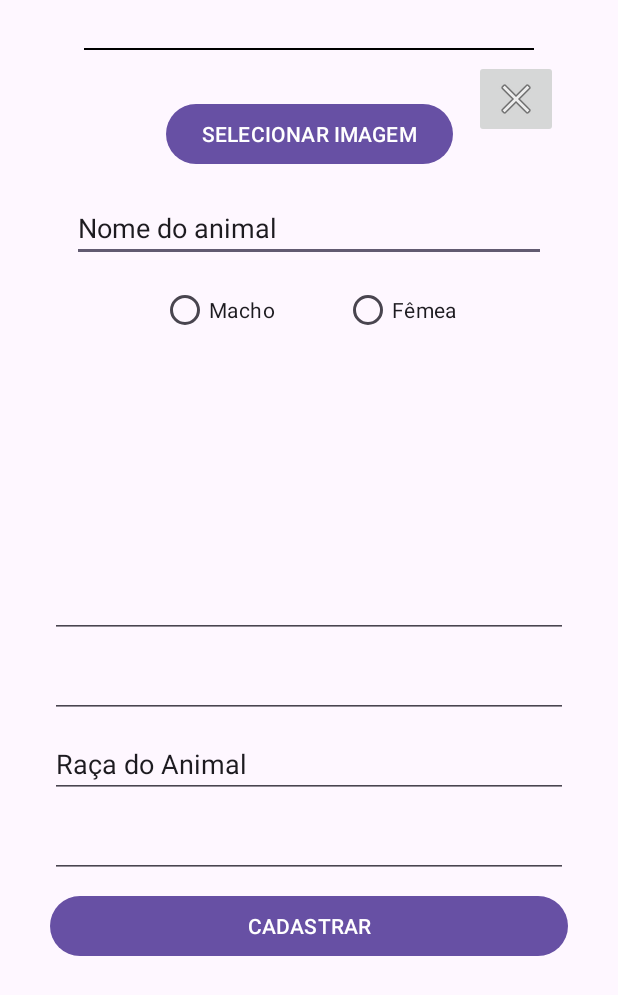
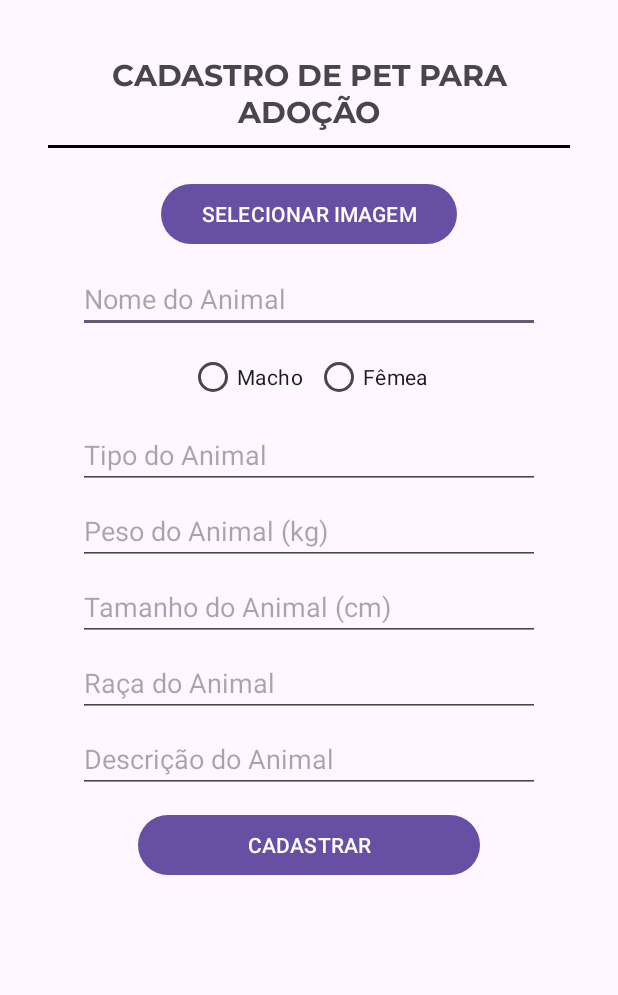
Before and after one commit to StephanyLahass/Miaujuda, an Android app: the CadastrarPetActivity screen opened directly, with no data from a screen before it, on a phone screen of 412 x 824 dp. Shown: the top 995 px of the screen. Run offline under Robolectric (Android 15) with nearby library versions, the phone set to English and light mode, and no system bars.

Commit message:
varias coisas

```diff
--- a/app/src/main/res/layout/activity_cadastrar_pet.xml
+++ b/app/src/main/res/layout/activity_cadastrar_pet.xml
@@ -7,7 +7,7 @@
     android:layout_height="match_parent"
     tools:context=".activities.CadastrarPetActivity">
 
-    <androidx.constraintlayout.widget.ConstraintLayout
+    <ScrollView
         android:layout_width="0dp"
         android:layout_height="0dp"
         android:layout_marginStart="32dp"
@@ -16,170 +16,154 @@
         android:layout_marginBottom="32dp"
         app:layout_constraintBottom_toBottomOf="parent"
         app:layout_constraintEnd_toEndOf="parent"
-        app:layout_constraintHorizontal_bias="0.0"
         app:layout_constraintStart_toStartOf="parent"
-        app:layout_constraintTop_toTopOf="parent"
-        app:layout_constraintVertical_bias="0.0">
-
-        <ScrollView
-            android:layout_width="match_parent"
-            android:layout_height="match_parent">
+        app:layout_constraintTop_toTopOf="parent">
 
         <LinearLayout
             android:layout_width="match_parent"
             android:layout_height="wrap_content"
-                android:orientation="vertical" />
-        </ScrollView>
+            android:orientation="vertical" >
 
             <TextView
-            android:id="@+id/textView4"
-            android:layout_width="0dp"
-            android:layout_height="0dp"
-            android:layout_marginStart="8dp"
-            android:layout_marginTop="8dp"
-            android:layout_marginEnd="8dp"
-            android:layout_marginBottom="8dp"
-            android:text="TextView"
-            app:layout_constraintBottom_toTopOf="@+id/view2"
-            app:layout_constraintEnd_toStartOf="@+id/btn_sair_cadPetAd"
-            app:layout_constraintStart_toStartOf="parent"
-            app:layout_constraintTop_toTopOf="parent" />
-
-        <ImageButton
-            android:id="@+id/btn_sair_cadPetAd"
-            android:layout_width="wrap_content"
+                android:id="@+id/tv3"
+                android:layout_width="match_parent"
                 android:layout_height="wrap_content"
-            android:layout_marginTop="8dp"
-            android:layout_marginEnd="8dp"
-            app:layout_constraintEnd_toEndOf="parent"
-            app:layout_constraintTop_toTopOf="parent"
-            app:srcCompat="@android:drawable/ic_menu_close_clear_cancel" />
+                android:layout_marginLeft="15dp"
+                android:layout_marginTop="5dp"
+                android:layout_marginRight="15dp"
+                android:layout_marginBottom="5dp"
+                android:fontFamily="@font/montserrat_bold"
+                android:gravity="center"
+                android:text="CADASTRO DE PET PARA ADOÇÃO"
+                android:textSize="20sp"
+                android:textStyle="bold" />
 
             <View
-            android:id="@+id/view2"
-            android:layout_width="0dp"
-            android:layout_height="1dp"
-            android:layout_marginStart="24dp"
-            android:layout_marginEnd="24dp"
-            android:background="#000000"
-            app:layout_constraintEnd_toEndOf="parent"
-            app:layout_constraintStart_toStartOf="parent"
-            tools:layout_editor_absoluteY="70dp" />
+                android:id="@+id/view"
+                android:layout_width="match_parent"
+                android:layout_height="2dp"
+                android:layout_marginBottom="10dp"
+                android:background="#000000" />
+
+            <ImageView
+                android:id="@+id/imageView3"
+                android:layout_width="match_parent"
+                android:layout_height="wrap_content"
+                android:layout_marginLeft="60dp"
+                android:layout_marginRight="60dp"
+                android:layout_marginBottom="10dp"
+                tools:srcCompat="@tools:sample/avatars" />
 
             <Button
-            android:id="@+id/btn_sImg"
-            android:layout_width="wrap_content"
+                android:id="@+id/btnSimg_cadAnAd"
+                android:layout_width="match_parent"
                 android:layout_height="wrap_content"
-            android:layout_marginStart="8dp"
-            android:layout_marginTop="16dp"
-            android:layout_marginEnd="8dp"
-            android:text="SELECIONAR IMAGEM"
-            app:layout_constraintEnd_toEndOf="parent"
-            app:layout_constraintStart_toStartOf="parent"
-            app:layout_constraintTop_toBottomOf="@+id/imageView2" />
-
-        <ImageView
-            android:id="@+id/imageView2"
-            android:layout_width="0dp"
-            android:layout_height="wrap_content"
-            android:layout_marginStart="70dp"
-            android:layout_marginTop="16dp"
-            android:layout_marginEnd="70dp"
-            app:layout_constraintEnd_toEndOf="parent"
-            app:layout_constraintStart_toStartOf="parent"
-            app:layout_constraintTop_toBottomOf="@+id/view2"
-            tools:srcCompat="@tools:sample/avatars" />
+                android:layout_marginLeft="75dp"
+                android:layout_marginRight="75dp"
+                android:layout_marginBottom="10dp"
+                android:text="SELECIONAR IMAGEM" />
 
             <EditText
-            android:id="@+id/etNome_anAdoc"
-            android:layout_width="0dp"
+                android:id="@+id/etNome_cadAnAd"
+                android:layout_width="match_parent"
                 android:layout_height="wrap_content"
-            android:layout_marginStart="16dp"
-            android:layout_marginTop="16dp"
-            android:layout_marginEnd="16dp"
+                android:layout_marginLeft="20dp"
+                android:layout_marginRight="20dp"
                 android:ems="10"
-            android:inputType="text"
-            android:text="Nome do animal"
-            app:layout_constraintEnd_toEndOf="parent"
-            app:layout_constraintStart_toStartOf="parent"
-            app:layout_constraintTop_toBottomOf="@+id/btn_sImg" />
+                android:hint="Nome do Animal"
+                android:inputType="text" />
+
+            <RadioGroup
+                android:layout_width="match_parent"
+                android:layout_height="match_parent"
+                android:layout_marginLeft="20dp"
+                android:layout_marginTop="5dp"
+                android:layout_marginRight="20dp"
+                android:layout_marginBottom="5dp"
+                android:gravity="center"
+                android:orientation="horizontal">
 
                 <RadioButton
                     android:id="@+id/rbM_cadAnAd"
                     android:layout_width="wrap_content"
                     android:layout_height="wrap_content"
-            android:layout_marginStart="75dp"
-            android:layout_marginTop="8dp"
-            android:text="Macho"
-            app:layout_constraintStart_toStartOf="parent"
-            app:layout_constraintTop_toBottomOf="@+id/etNome_anAdoc" />
+                    android:layout_marginRight="8dp"
+                    android:text="Macho" />
 
                 <RadioButton
                     android:id="@+id/rbF_cadAnAd"
                     android:layout_width="wrap_content"
                     android:layout_height="wrap_content"
-            android:layout_marginTop="8dp"
-            android:layout_marginEnd="75dp"
-            android:text="Fêmea"
-            app:layout_constraintEnd_toEndOf="parent"
-            app:layout_constraintTop_toBottomOf="@+id/etNome_anAdoc" />
+                    android:text="Fêmea" />
 
-        <LinearLayout
-            android:layout_width="345dp"
-            android:layout_height="269dp"
-            android:layout_marginStart="1dp"
-            android:layout_marginTop="8dp"
-            android:layout_marginEnd="1dp"
-            android:layout_marginBottom="1dp"
-            android:orientation="vertical"
-            app:layout_constraintBottom_toBottomOf="parent"
-            app:layout_constraintEnd_toEndOf="parent"
-            app:layout_constraintStart_toStartOf="parent"
-            app:layout_constraintTop_toBottomOf="@+id/rbM_cadAnAd">
+            </RadioGroup>
 
             <EditText
-                android:id="@+id/etPeso_cadAnAd"
+                android:id="@+id/etTipo_cadAnAd"
                 android:layout_width="match_parent"
                 android:layout_height="wrap_content"
-                android:layout_marginBottom="8dp"
+                android:layout_marginLeft="20dp"
+                android:layout_marginRight="20dp"
+                android:layout_marginBottom="5dp"
                 android:ems="10"
-                android:inputType="numberDecimal"
-                tools:text="Peso do Animal (kg)" />
+                android:hint="Tipo do Animal"
+                android:inputType="text" />
+
+            <EditText
+                android:id="@+id/etP_cadAdAn"
+                android:layout_width="match_parent"
+                android:layout_height="wrap_content"
+                android:layout_marginLeft="20dp"
+                android:layout_marginRight="20dp"
+                android:layout_marginBottom="5dp"
+                android:ems="10"
+                android:hint="Peso do Animal (kg)"
+                android:inputType="numberDecimal" />
 
             <EditText
                 android:id="@+id/etTam_cadAnAd"
                 android:layout_width="match_parent"
                 android:layout_height="wrap_content"
-                android:layout_marginBottom="8dp"
+                android:layout_marginLeft="20dp"
+                android:layout_marginRight="20dp"
+                android:layout_marginBottom="5dp"
                 android:ems="10"
-                android:inputType="number"
-                tools:text="Tamanho do Animal (cm)" />
+                android:hint="Tamanho do Animal (cm)"
+                android:inputType="number" />
 
             <EditText
                 android:id="@+id/etRaca_cadAnAd"
                 android:layout_width="match_parent"
                 android:layout_height="wrap_content"
-                android:layout_marginBottom="8dp"
+                android:layout_marginLeft="20dp"
+                android:layout_marginRight="20dp"
+                android:layout_marginBottom="5dp"
                 android:ems="10"
-                android:inputType="text"
-                android:text="Raça do Animal" />
+                android:hint="Raça do Animal"
+                android:inputType="text" />
 
             <EditText
                 android:id="@+id/etDesc_cadAnAd"
                 android:layout_width="match_parent"
                 android:layout_height="wrap_content"
-                android:layout_marginBottom="8dp"
+                android:layout_marginLeft="20dp"
+                android:layout_marginRight="20dp"
+                android:layout_marginBottom="5dp"
                 android:ems="10"
                 android:gravity="start|top"
-                android:inputType="textMultiLine"
-                tools:text="Descrição do Animal" />
+                android:hint="Descrição do Animal"
+                android:inputType="textMultiLine" />
 
             <Button
-                android:id="@+id/btnCadAnAd"
+                android:id="@+id/btn_cadAnAd"
                 android:layout_width="match_parent"
                 android:layout_height="wrap_content"
+                android:layout_marginLeft="60dp"
+                android:layout_marginTop="5dp"
+                android:layout_marginRight="60dp"
+                android:layout_marginBottom="10dp"
                 android:text="CADASTRAR" />
+
         </LinearLayout>
-
+    </ScrollView>
 </androidx.constraintlayout.widget.ConstraintLayout>
-</androidx.constraintlayout.widget.ConstraintLayout>
--- a/app/src/main/res/layout/activity_home.xml
+++ b/app/src/main/res/layout/activity_home.xml
@@ -31,8 +31,7 @@
         app:layout_constraintStart_toStartOf="parent"
         app:layout_constraintTop_toTopOf="parent" />
 
-    <FrameLayout
-        android:id="@+id/homeFragContainer"
+    <androidx.constraintlayout.widget.ConstraintLayout
         android:layout_width="0dp"
         android:layout_height="0dp"
         android:layout_marginStart="32dp"
@@ -44,6 +43,20 @@
         app:layout_constraintStart_toStartOf="parent"
         app:layout_constraintTop_toBottomOf="@+id/tbMain">
 
-    </FrameLayout>
+        <FrameLayout
+            android:id="@+id/HomeFragContainer"
+            android:layout_width="0dp"
+            android:layout_height="0dp"
+            android:layout_marginStart="8dp"
+            android:layout_marginTop="8dp"
+            android:layout_marginEnd="8dp"
+            android:layout_marginBottom="8dp"
+            app:layout_constraintBottom_toBottomOf="parent"
+            app:layout_constraintEnd_toEndOf="parent"
+            app:layout_constraintStart_toStartOf="parent"
+            app:layout_constraintTop_toTopOf="parent">
+
+        </FrameLayout>
+    </androidx.constraintlayout.widget.ConstraintLayout>
 
 </androidx.constraintlayout.widget.ConstraintLayout>
--- /dev/null
+++ b/app/src/main/res/menu/bottom_nav_menu.xml
@@ -0,0 +1,14 @@
+<?xml version="1.0" encoding="utf-8"?>
+<menu xmlns:app="http://schemas.android.com/apk/res-auto"
+    xmlns:android="http://schemas.android.com/apk/res/android">
+
+    <item
+        android:icon="@android:drawable/ic_menu_gallery"
+        android:title="Home" />
+    <item
+        android:icon="@android:drawable/ic_menu_gallery"
+        android:title="Ajude" />
+    <item
+        android:icon="@android:drawable/ic_menu_gallery"
+        android:title="Meus Pets" />
+</menu>
```
Lines whose indentation alone changed are shown as unchanged.
